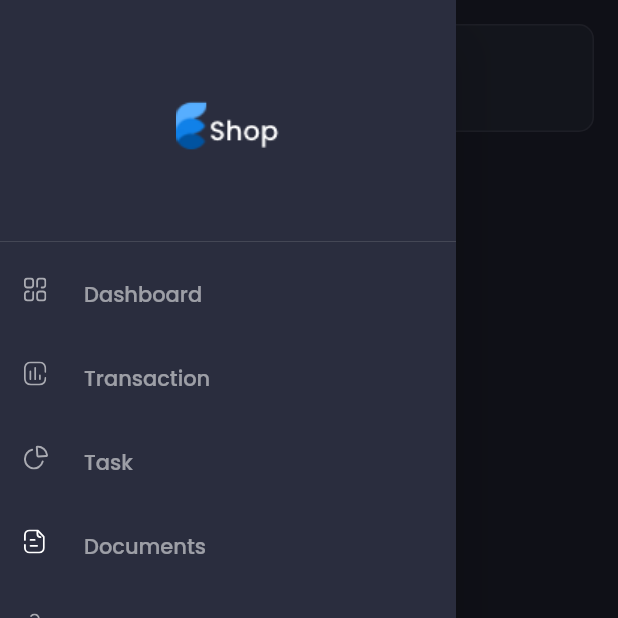
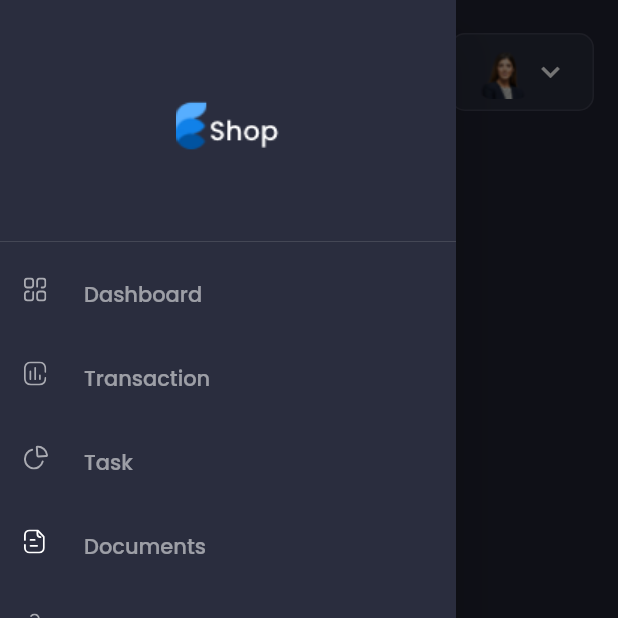
Before and after one commit to Kinoshita0623/flutter_responsive_practice, a Flutter app: the screen it shows after launch, with the side drawer open, on a phone screen of 412 x 824 dp, the top half of it. Run offline on Flutter 3.47's test engine with Material 2 defaults, Android fonts, the phone set to English and light mode, and no system bars; our stand-ins replace flutter_svg, google_fonts.

Commit message:
レイアウトを微調整

```diff
--- a/lib/components/header.dart
+++ b/lib/components/header.dart
@@ -3,6 +3,7 @@
 import 'package:flutter/cupertino.dart';
 import 'package:flutter/material.dart';
 import 'package:flutter_layout_practice/responsive.dart';
+import 'package:flutter_svg/svg.dart';
 
 import '../constants.dart';
 
@@ -23,7 +24,8 @@
           ),
         if(!Responsive.isMobile(context))
           Spacer(flex: Responsive.isDesktop(context) ? 2 : 1),
-        Expanded(child: ProfileCard(),)
+        Expanded(child: SearchField()),
+        ProfileCard(),
       ],
     );
   }
@@ -36,7 +38,7 @@
       margin: EdgeInsets.only(left: defaultPadding),
       padding: EdgeInsets.symmetric(
         horizontal: defaultPadding,
-        vertical: defaultPadding
+        vertical: defaultPadding / 2.7,
       ),
       decoration: BoxDecoration(
         color: secondaryColor,
@@ -57,3 +59,32 @@
     );
   }
 }
+
+class SearchField extends StatelessWidget {
+  @override
+  Widget build(BuildContext context) {
+    return TextField(
+      decoration: InputDecoration(
+        hintText: "Search...",
+        fillColor: secondaryColor,
+        filled: true,
+        border: OutlineInputBorder(
+          borderSide: BorderSide.none,
+          borderRadius: const BorderRadius.all(Radius.circular(10))
+        ),
+        suffixIcon: InkWell(
+          onTap: (){},
+          child: Container(
+            padding: EdgeInsets.all(defaultPadding * 0.75),
+            margin: EdgeInsets.symmetric(horizontal: defaultPadding / 2),
+            decoration: BoxDecoration(
+              color: primaryColor,
+              borderRadius: const BorderRadius.all(Radius.circular(10)),
+            ),
+            child: SvgPicture.asset("assets/icons/Search.svg"),
+          )
+        )
+      )
+    );
+  }
+}
```
